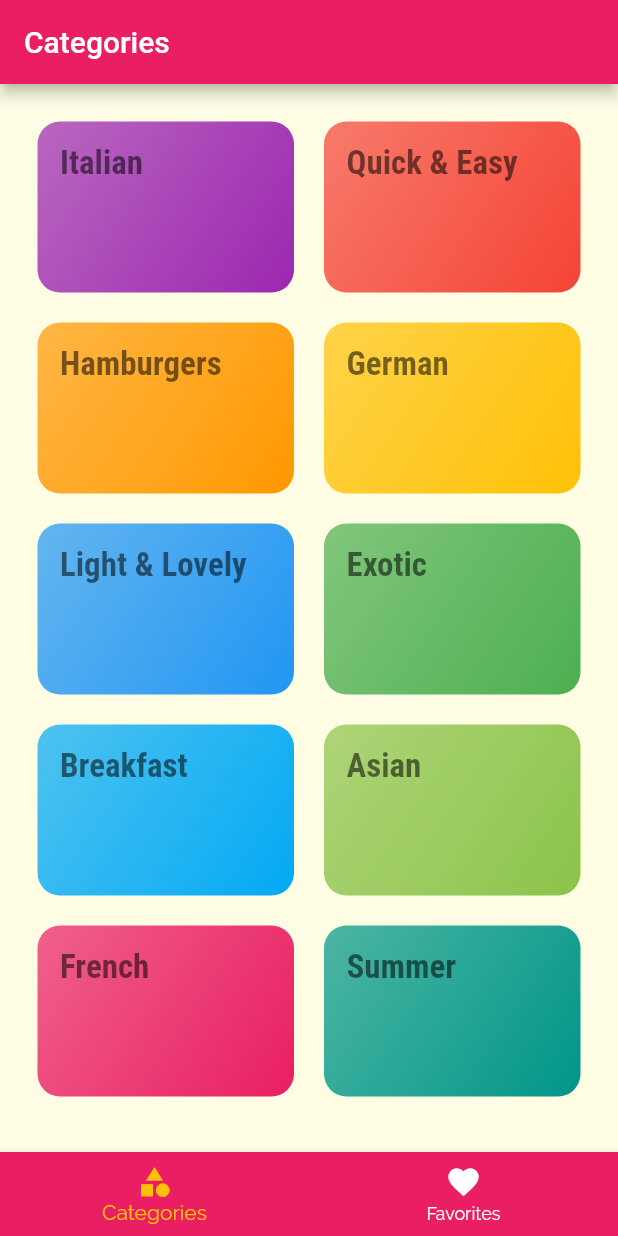
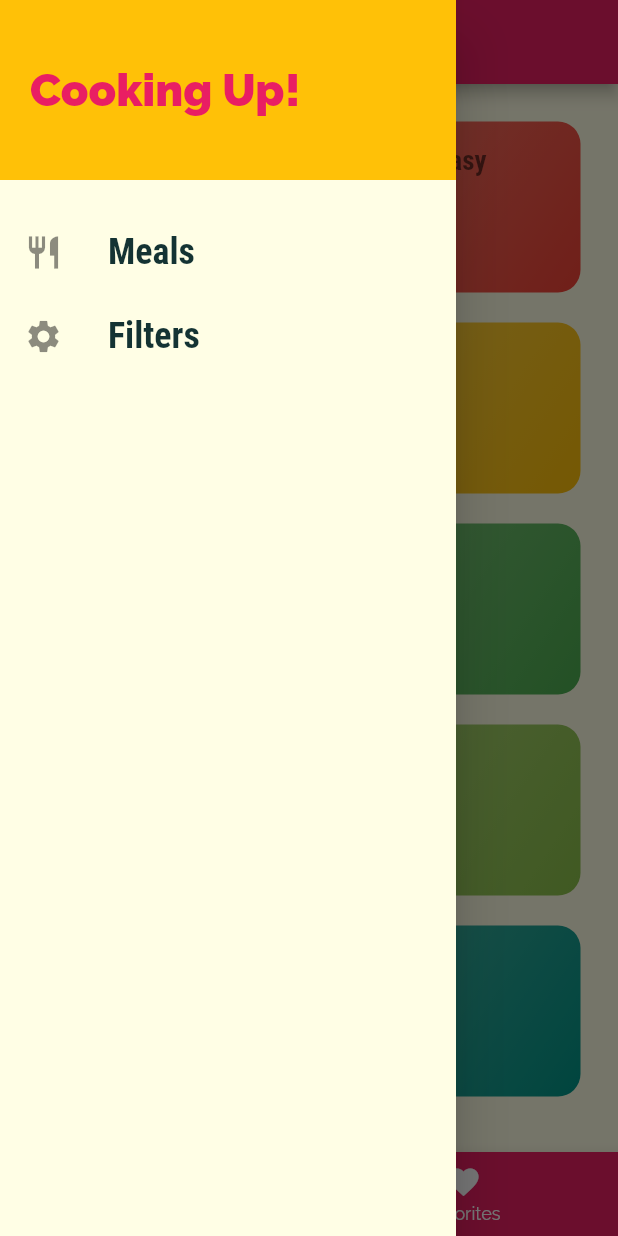
Before and after one commit to Sanocki-dev/Flutter-Meals_App, a Flutter app: the screen it shows after launch, with the side drawer open (before the commit the screen has no drawer), on a phone screen of 412 x 824 dp. Run offline on Flutter 3.47's test engine with Material 2 defaults, Android fonts, the phone set to English and light mode, and no system bars.

Commit message:
Version 1 of meal app complete

```diff
--- a/analysis_options.yaml
+++ b/analysis_options.yaml
@@ -22,6 +22,7 @@ linter:
   # `// ignore_for_file: name_of_lint` syntax on the line or in the file
   # producing the lint.
   rules:
+    prefer_const_constructors: false
     # avoid_print: false  # Uncomment to disable the `avoid_print` rule
     # prefer_single_quotes: true  # Uncomment to enable the `prefer_single_quotes` rule
 
--- a/lib/main.dart
+++ b/lib/main.dart
@@ -1,14 +1,71 @@
 import 'package:flutter/material.dart';
 
 // Local
+import './dummy_data.dart';
+import './models/meal.dart';
 import './screens/tabs_screen.dart';
+import './screens/filters_screen.dart';
 import './screens/categories_screen.dart';
 import './screens/category_meals_screen.dart';
 import './screens/meal_detail_screen.dart';
 
 void main() => runApp(MyApp());
 
-class MyApp extends StatelessWidget {
+class MyApp extends StatefulWidget {
+  @override
+  State<MyApp> createState() => _MyAppState();
+}
+
+class _MyAppState extends State<MyApp> {
+  Map<String, bool>? _filters = {
+    'gluten': false,
+    'lactose': false,
+    'vegan': false,
+    'vegetarian': false,
+  };
+
+  List<Meal> _availableMeals = DUMMY_MEALS;
+  List<Meal> _favoriteMeals = [];
+
+  void _setFilters(Map<String, bool> filteredData) {
+    setState(() {
+      _filters = filteredData;
+
+      _availableMeals = DUMMY_MEALS.where((meal) {
+        // Is filtered and is the meal not exclude it
+        if (_filters!['gluten']! && !meal.isGlutenFree) return false;
+        if (_filters!['lactose']! && !meal.isLactoseFree) return false;
+        if (_filters!['vegetarian']! && !meal.isVegetarian) return false;
+        if (_filters!['vegan']! && !meal.isVegan) return false;
+
+        // Keeps the meal
+        return true;
+      }).toList();
+    });
+  }
+
+  void _toggleFavorites(String mealId) {
+    final existingIndex =
+        _favoriteMeals.indexWhere((meal) => meal.id == mealId);
+
+    // Checks if the meal is a favorite already
+    if (existingIndex >= 0) {
+      setState(() {
+        _favoriteMeals.removeAt(existingIndex);
+      });
+    } else {
+      setState(() {
+        // Adds the meal id to the favorties
+        _favoriteMeals.add(DUMMY_MEALS.firstWhere((meal) => meal.id == mealId));
+      });
+    }
+  }
+
+  bool _isMealFavorite(String id) {
+    // If the meal being looked at is favorited
+    return _favoriteMeals.any((meals) => meals.id == id);
+  }
+
   @override
   Widget build(BuildContext context) {
     return MaterialApp(
@@ -28,7 +85,7 @@ class MyApp extends StatelessWidget {
                 color: Color.fromRGBO(20, 51, 51, 1),
               ),
               headline1: const TextStyle(
-                  fontSize: 22,
+                  fontSize: 18,
                   fontFamily: 'RobotoCondensed',
                   fontWeight: FontWeight.bold),
             ),
@@ -36,9 +93,12 @@ class MyApp extends StatelessWidget {
       // home: CategoriesScreen(),
       initialRoute: '/',
       routes: {
-        '/': (ctx) => const TabsScreen(),
-        CategoryMealsScreen.routeName: (ctx) => CategoryMealsScreen(),
-        MealDetailScreen.routeName: (ctx) => MealDetailScreen(),
+        '/': (ctx) => TabsScreen(_favoriteMeals),
+        CategoryMealsScreen.routeName: (ctx) =>
+            CategoryMealsScreen(_availableMeals),
+        MealDetailScreen.routeName: (ctx) =>
+            MealDetailScreen(_toggleFavorites, _isMealFavorite),
+        FiltersScreen.routeName: (ctx) => FiltersScreen(_filters!, _setFilters),
       },
       // Acts like a 404 page
       onUnknownRoute: (settings) =>
--- a/lib/screens/tabs_screen.dart
+++ b/lib/screens/tabs_screen.dart
@@ -1,29 +1,38 @@
 import 'package:flutter/material.dart';
 
 // Local
+import '../models/meal.dart';
+import '../widgets/main_drawer.dart';
 import './favourites_screen.dart';
 import './categories_screen.dart';
 
 class TabsScreen extends StatefulWidget {
-  const TabsScreen({Key? key}) : super(key: key);
+  final List<Meal> favoriteMeals;
+
+  TabsScreen(this.favoriteMeals);
 
   @override
   _TabsScreenState createState() => _TabsScreenState();
 }
 
 class _TabsScreenState extends State<TabsScreen> {
-  final List<Map<String, dynamic>> _pages = [
+  late List<Map<String, dynamic>> _pages;
+  int _selectedPageIndex = 0;
+
+  @override
+  void initState() {
+    _pages = [
       {
         'page': CategoriesScreen(),
         'title': 'Categories',
       },
       {
-      'page': FavouritesScreen(),
+        'page': FavouritesScreen(widget.favoriteMeals),
         'title': 'Your Favorites',
       },
     ];
-
-  int _selectedPageIndex = 0;
+    super.initState();
+  }
 
   void _selectPage(int index) {
     setState(() {
@@ -37,6 +46,7 @@ class _TabsScreenState extends State<TabsScreen> {
       appBar: AppBar(
         title: Text(_pages[_selectedPageIndex]['title']),
       ),
+      drawer: MainDrawer(),
       body: _pages[_selectedPageIndex]['page'],
       bottomNavigationBar: BottomNavigationBar(
         onTap: _selectPage,
--- /dev/null
+++ b/lib/widgets/main_drawer.dart
@@ -0,0 +1,67 @@
+import 'package:flutter/material.dart';
+import 'package:meals_app/screens/filters_screen.dart';
+
+class MainDrawer extends StatelessWidget {
+  const MainDrawer({Key? key}) : super(key: key);
+
+  Widget buildListTile(String title, IconData icon, VoidCallback tapHandler) {
+    return ListTile(
+      leading: Icon(
+        icon,
+        size: 26,
+      ),
+      title: Text(
+        title,
+        style: TextStyle(
+          fontFamily: 'RobotoCondensed',
+          fontWeight: FontWeight.bold,
+          fontSize: 24,
+        ),
+      ),
+      onTap: tapHandler,
+    );
+  }
+
+  @override
+  Widget build(BuildContext context) {
+    return Drawer(
+      child: Column(
+        children: [
+          Container(
+            height: 120,
+            width: double.infinity,
+            padding: const EdgeInsets.all(20.0),
+            alignment: Alignment.centerLeft,
+            color: Theme.of(context).accentColor,
+            child: Text(
+              'Cooking Up!',
+              style: TextStyle(
+                fontWeight: FontWeight.w900,
+                fontSize: 30,
+                color: Theme.of(context).primaryColor,
+              ),
+            ),
+          ),
+          SizedBox(
+            height: 20,
+          ),
+          buildListTile(
+            'Meals',
+            Icons.restaurant,
+            () => {
+              Navigator.of(context).pushReplacementNamed('/'),
+            },
+          ),
+          buildListTile(
+            'Filters',
+            Icons.settings,
+            () => {
+              Navigator.of(context)
+                  .pushReplacementNamed(FiltersScreen.routeName),
+            },
+          ),
+        ],
+      ),
+    );
+  }
+}
--- a/lib/widgets/meal_item.dart
+++ b/lib/widgets/meal_item.dart
@@ -54,6 +54,12 @@ class MealItem extends StatelessWidget {
       MealDetailScreen.routeName,
       arguments: id,
     );
+    // Then is triggered if the page is popped
+    // .then(
+    //   (removedMeal) => {
+    //     if (removedMeal != null) removeItem(removedMeal),
+    //   },
+    // );
   }
 
   @override
```
Also changed, not shown: lib/screens/category_meals_screen.dart (+35 -17 lines), lib/screens/favourites_screen.dart (+24 -4 lines), lib/screens/filters_screen.dart (added, +128 -0 lines), lib/screens/meal_detail_screen.dart (+13 -0 lines). Lines whose indentation alone changed are shown as unchanged.
